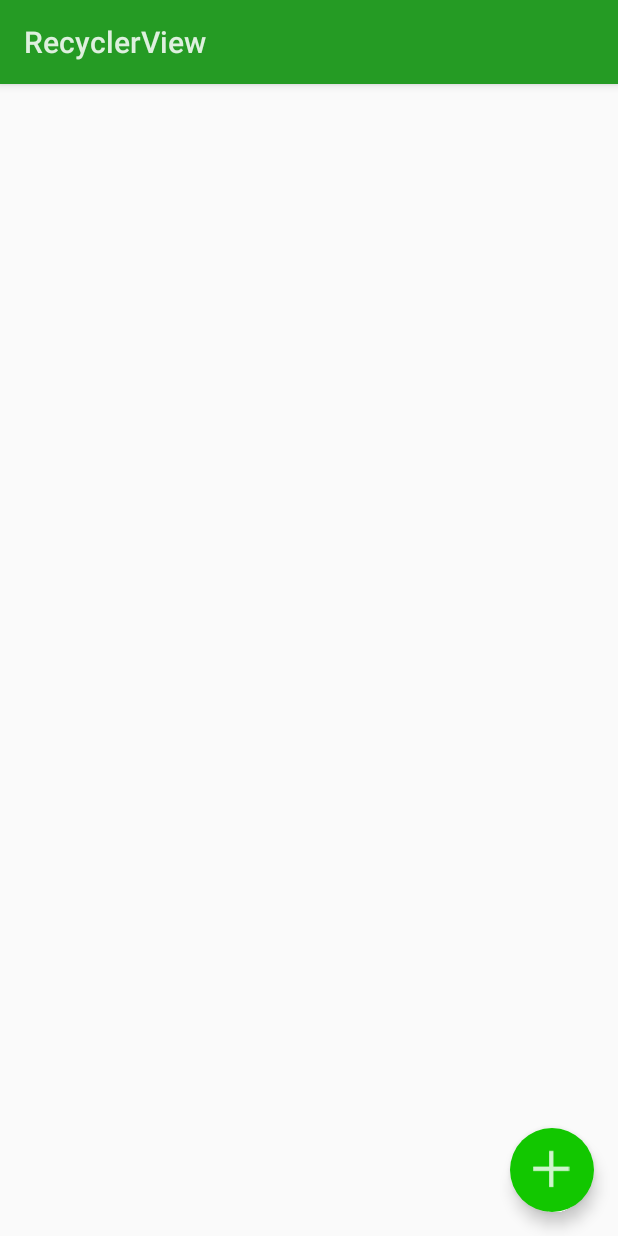
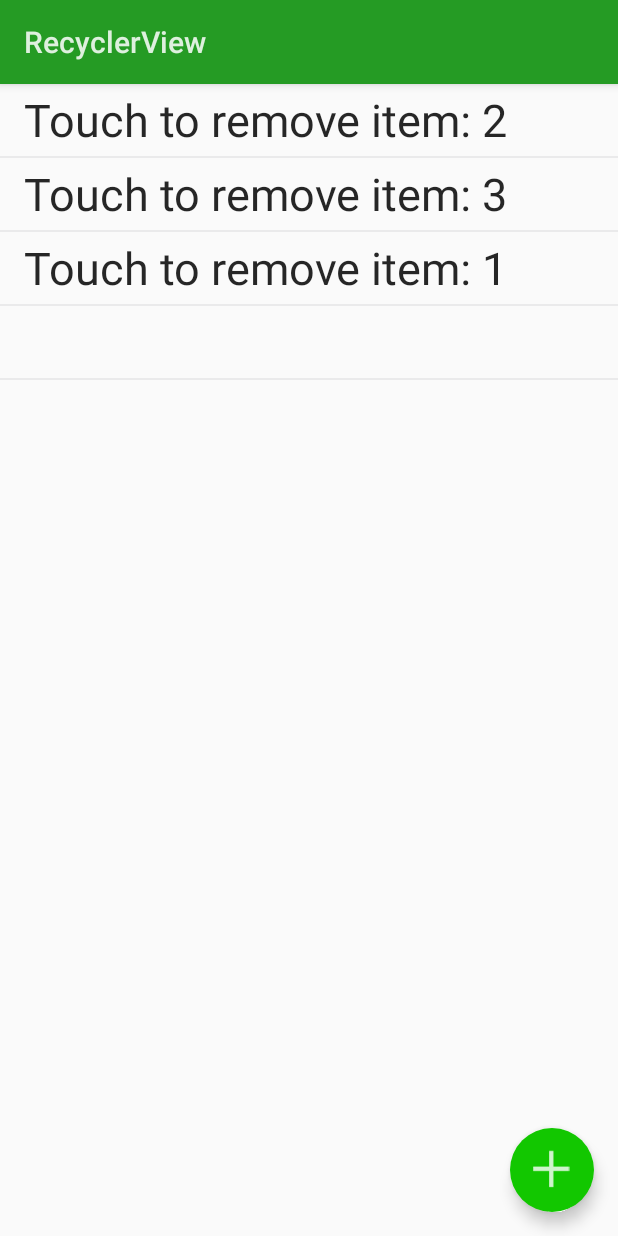
Before and after one commit to ToxicBakery/LollipopDemo, an Android app: the screen it shows after launch (RecyclerViewActivity), after a tap on "RecyclerView", on a phone screen of 412 x 824 dp. Run offline under Robolectric (Android 15) with nearby library versions, the phone set to English and light mode, and no system bars.

Commit message:
Updated to work on Lollipop. - Improved visuals/text in several components. - Fixed notification bug using notification manager instead of compat manager - Hide wearable sync as I do not feel like fixing it

```diff
--- a/build.gradle
+++ b/build.gradle
@@ -5,7 +5,7 @@ buildscript {
         jcenter()
     }
     dependencies {
-        classpath 'com.android.tools.build:gradle:0.13.0'
+        classpath 'com.android.tools.build:gradle:1.0.0'
 
         // NOTE: Do not place your application dependencies here; they belong
         // in the individual module build.gradle files
--- a/mobile/src/main/java/com/ToxicBakery/lollipop/MainActivity.java
+++ b/mobile/src/main/java/com/ToxicBakery/lollipop/MainActivity.java
@@ -29,7 +29,7 @@ public class MainActivity extends Activity implements AdapterView.OnItemClickLis
             , new Demonstration(RippleActivity.class, R.string.demo_ripple)
             , new Demonstration(NewActivityTransitionsActivity.class, R.string.demo_activity_transitions)
             , new Demonstration(WearableNotificationsActivity.class, R.string.demo_wearable_notifications)
-            , new Demonstration(WearableSyncActivity.class, R.string.demo_wearable_sync)
+            //, new Demonstration(WearableSyncActivity.class, R.string.demo_wearable_sync)
     };
 
     private ListView listViewDemos;
--- a/mobile/src/main/java/com/ToxicBakery/lollipop/demo/RecyclerViewActivity.java
+++ b/mobile/src/main/java/com/ToxicBakery/lollipop/demo/RecyclerViewActivity.java
@@ -8,11 +8,17 @@ import android.graphics.Outline;
 import android.graphics.Rect;
 import android.graphics.drawable.Drawable;
 import android.os.Bundle;
+import android.os.Handler;
 import android.support.v4.view.GestureDetectorCompat;
 import android.support.v7.widget.DefaultItemAnimator;
 import android.support.v7.widget.LinearLayoutManager;
 import android.support.v7.widget.RecyclerView;
-import android.view.*;
+import android.view.GestureDetector;
+import android.view.LayoutInflater;
+import android.view.MotionEvent;
+import android.view.View;
+import android.view.ViewGroup;
+import android.view.ViewOutlineProvider;
 import android.widget.ImageButton;
 import android.widget.TextView;
 
@@ -24,33 +30,43 @@ import java.util.List;
 /**
  * Sample implementation of a RecyclerView.
  * <p/>
- * The major difference between a ListView and a RecyclerView is that a ListView tightly binds data to a view while the
- * RecyclerView only cares about recycling the views.
+ * The major difference between a ListView and a RecyclerView is that a ListView tightly binds data
+ * to a view while the RecyclerView only cares about recycling the views.
  * <p/>
- * The key differences can be seen in the helper classes: LayoutManager, Adapter, ViewHolder, ItemDecoration,
- * ItemAnimator. <br /> In these class, RecyclerView can be manipulated on the fly to fill a screen in a variety of
- * ways.
+ * The key differences can be seen in the helper classes: LayoutManager, Adapter, ViewHolder,
+ * ItemDecoration, ItemAnimator. <br /> In these class, RecyclerView can be manipulated on the fly
+ * to fill a screen in a variety of ways.
  */
 public class RecyclerViewActivity extends Activity implements View.OnClickListener, RecyclerView.OnItemTouchListener {
 
     private static final String KEY_DATA_ELEMENTS = RecyclerViewActivity.class.getName() + ".KEY_DATA_ELEMENTS";
     private static final String KEY_COUNTER = RecyclerViewActivity.class.getName() + ".KEY_COUNTER";
 
-    private ImageButton buttonAddItem;
     private RecyclerView recyclerView;
     private GestureDetectorCompat gestureDetector;
-    private GestureDetector.SimpleOnGestureListener onGestureListener;
     private RecyclerViewAdapter recyclerViewAdapter;
 
+    private Handler handler;
     private ArrayList<String> dataElements;
     private int counter;
+
+    private Runnable autoAddItemsRunnable = new Runnable() {
+        @Override
+        public void run() {
+            if (recyclerViewAdapter.getItemCount() > 100)
+                return;
+
+            addItem();
+            handler.postDelayed(autoAddItemsRunnable, 500);
+        }
+    };
 
     @Override
     protected void onCreate(Bundle savedInstanceState) {
         super.onCreate(savedInstanceState);
         setContentView(R.layout.activity_demo_recyclerview);
 
-        buttonAddItem = (ImageButton) findViewById(R.id.activity_demo_recyclerview_imagebutton_add);
+        ImageButton buttonAddItem = (ImageButton) findViewById(R.id.activity_demo_recyclerview_imagebutton_add);
         recyclerView = (RecyclerView) findViewById(R.id.activity_demo_recyclerview_recyclerview);
 
         buttonAddItem.setOnClickListener(this);
@@ -74,7 +90,7 @@ public class RecyclerViewActivity extends Activity implements View.OnClickListen
          */
 
         // Gesture detector to help listen for item selection
-        onGestureListener = new GestureDetector.SimpleOnGestureListener();
+        GestureDetector.SimpleOnGestureListener onGestureListener = new GestureDetector.SimpleOnGestureListener();
         gestureDetector = new GestureDetectorCompat(this, new RecyclerViewDemoOnGestureListener());
 
         // Use a layout manager to emulate a stacked representation of views in a horizontal or vertical orientation.
@@ -114,6 +130,21 @@ public class RecyclerViewActivity extends Activity implements View.OnClickListen
     }
 
     @Override
+    protected void onResume() {
+        super.onResume();
+
+        handler = new Handler();
+        handler.postDelayed(autoAddItemsRunnable, 500);
+    }
+
+    @Override
+    protected void onPause() {
+        super.onPause();
+
+        handler.removeCallbacks(autoAddItemsRunnable);
+    }
+
+    @Override
     public void onClick(View view) {
         if (view == null)
             return;
@@ -126,13 +157,17 @@ public class RecyclerViewActivity extends Activity implements View.OnClickListen
                 break;
             }
             case R.id.activity_demo_recyclerview_imagebutton_add: {
-                int size = dataElements.size();
-                int position = size / 2;
-                dataElements.add(position, getString(R.string.demo_recycler_touch_to_remove) + " " + ++counter);
-                recyclerViewAdapter.notifyItemInserted(position);
+                addItem();
                 break;
             }
         }
+    }
+
+    private void addItem() {
+        int size = dataElements.size();
+        int position = size / 2;
+        dataElements.add(position, getString(R.string.demo_recycler_touch_to_remove) + " " + ++counter);
+        recyclerViewAdapter.notifyItemInserted(position);
     }
 
     /**
@@ -223,7 +258,8 @@ public class RecyclerViewActivity extends Activity implements View.OnClickListen
     }
 
     /**
-     * Replication of OnItemClickListener using a gesture detector and the RecyclerView touch listener interface.
+     * Replication of OnItemClickListener using a gesture detector and the RecyclerView touch
+     * listener interface.
      */
     private class RecyclerViewDemoOnGestureListener extends GestureDetector.SimpleOnGestureListener {
 
--- a/mobile/src/main/res/layout/activity_demo_recyclerview.xml
+++ b/mobile/src/main/res/layout/activity_demo_recyclerview.xml
@@ -8,18 +8,20 @@
         android:id="@+id/activity_demo_recyclerview_recyclerview"
         android:layout_width="match_parent"
         android:layout_height="match_parent"
-        android:orientation="vertical"/>
+        android:orientation="vertical"
+        android:scrollbars="vertical"/>
 
     <ImageButton
         android:id="@+id/activity_demo_recyclerview_imagebutton_add"
         android:layout_width="@dimen/fab_size"
         android:layout_height="@dimen/fab_size"
         android:layout_alignParentBottom="true"
-        android:layout_alignParentRight="true"
-        android:layout_gravity="bottom|right"
+        android:layout_alignParentEnd="true"
+        android:layout_gravity="bottom|end"
         android:layout_marginBottom="16dp"
-        android:layout_marginRight="16dp"
+        android:layout_marginEnd="16dp"
         android:background="@drawable/ripple"
+        android:contentDescription="@string/demo_recycler_view"
         android:elevation="4dp"
         android:src="@drawable/ic_action_add"
         android:stateListAnimator="@anim/fab_anim"/>
--- a/mobile/src/main/res/layout/activity_wearable_notificaitons.xml
+++ b/mobile/src/main/res/layout/activity_wearable_notifications.xml
@@ -3,7 +3,7 @@
 <LinearLayout xmlns:android="http://schemas.android.com/apk/res/android"
               android:layout_width="match_parent"
               android:layout_height="match_parent"
-              android:gravity="center"
+              android:gravity="right"
               android:orientation="vertical"
               android:padding="@dimen/activity_vertical_margin">
 
--- a/mobile/src/main/res/values/strings.xml
+++ b/mobile/src/main/res/values/strings.xml
@@ -5,7 +5,8 @@
     <string name="action_settings">Settings</string>
     <!-- CardView -->
     <string name="demo_cardview">CardView</string>
-    <string name="demo_cardview_description">Ollie: It gon rain.\nTom: Thanks Ollie.</string>
+    <string name="demo_cardview_title">Florida</string>
+    <string name="demo_cardview_message">Typical day in the Sunshine State.</string>
     <!-- RecyclerView -->
     <string name="demo_recycler_view">RecyclerView</string>
     <string name="demo_recycler_touch_to_remove">Touch to remove item:</string>
@@ -13,7 +14,7 @@
     <string name="demo_reveal">Reveal</string>
     <!-- Ripple -->
     <string name="demo_ripple">Ripple</string>
-    <string name="demo_ripple_button">Rip It!</string>
+    <string name="demo_ripple_button">Ripple!</string>
     <!-- SharedView -->
     <string name="demo_activity_transitions">New Activity Transitions</string>
     <string name="space_picture_detail_text">This dramatic image offers a peek inside a cavern of roiling dust and gas where thousands of stars are forming. More than 3,000 stars of various sizes appear in this image of the Orion Nebula. Some of them have never been seen in visible light. Ultraviolet light unleashed by the four central stars is carving a cavity in the nebula and disrupting the growth of hundreds of smaller stars.</string>
```
Also changed, not shown: mobile/build.gradle (+9 -8 lines), mobile/src/main/java/com/ToxicBakery/lollipop/demo/WearableNotificationsActivity.java (+15 -12 lines), mobile/src/main/java/com/ToxicBakery/lollipop/demo/WearableSyncActivity.java (+12 -15 lines), mobile/src/main/res/layout/activity_demo_cardview.xml (+11 -3 lines), mobile/src/main/res/layout/activity_demo_reveal.xml (+19 -19 lines), wear/build.gradle (+4 -4 lines), gradle/wrapper/gradle-wrapper.properties, 3 other files.
